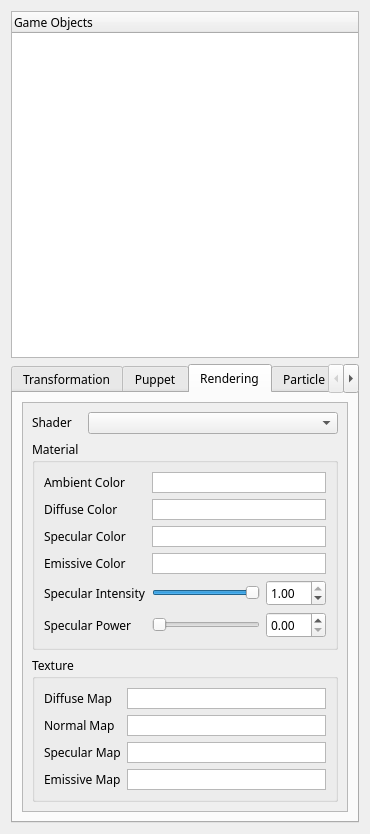
First picture: the form in Source/UI/HierarchyWidget.ui, repository kevinmore/Project-Nebula, before the edit.
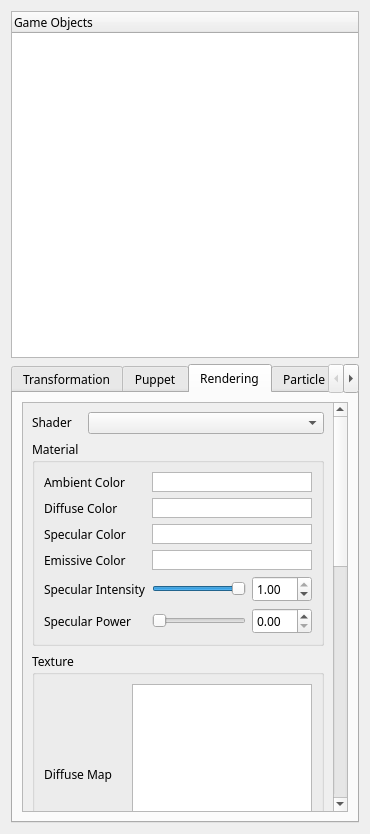
Second picture: the form after the edit. The open tabs and pages were chosen to show the change.

Patch:
```diff
--- a/Source/UI/HierarchyWidget.ui
+++ b/Source/UI/HierarchyWidget.ui
@@ -569,8 +569,8 @@
            <rect>
             <x>0</x>
             <y>0</y>
-            <width>326</width>
-            <height>407</height>
+            <width>309</width>
+            <height>1031</height>
            </rect>
           </property>
           <layout class="QVBoxLayout" name="verticalLayout_16">
@@ -893,15 +893,21 @@
                 <item row="2" column="1">
                  <widget class="QGraphicsView" name="graphicsView_SpecularMapPicker">
                   <property name="sizePolicy">
-                   <sizepolicy hsizetype="Minimum" vsizetype="Minimum">
+                   <sizepolicy hsizetype="Fixed" vsizetype="Fixed">
                     <horstretch>0</horstretch>
                     <verstretch>0</verstretch>
                    </sizepolicy>
                   </property>
                   <property name="minimumSize">
                    <size>
-                    <width>20</width>
-                    <height>20</height>
+                    <width>180</width>
+                    <height>180</height>
+                   </size>
+                  </property>
+                  <property name="maximumSize">
+                   <size>
+                    <width>180</width>
+                    <height>180</height>
                    </size>
                   </property>
                  </widget>
@@ -941,15 +947,21 @@
                 <item row="3" column="1">
                  <widget class="QGraphicsView" name="graphicsView_EmissiveMapPicker">
                   <property name="sizePolicy">
-                   <sizepolicy hsizetype="Minimum" vsizetype="Minimum">
+                   <sizepolicy hsizetype="Fixed" vsizetype="Fixed">
                     <horstretch>0</horstretch>
                     <verstretch>0</verstretch>
                    </sizepolicy>
                   </property>
                   <property name="minimumSize">
                    <size>
-                    <width>20</width>
-                    <height>20</height>
+                    <width>180</width>
+                    <height>180</height>
+                   </size>
+                  </property>
+                  <property name="maximumSize">
+                   <size>
+                    <width>180</width>
+                    <height>180</height>
                    </size>
                   </property>
                  </widget>
@@ -957,15 +969,21 @@
                 <item row="1" column="1">
                  <widget class="QGraphicsView" name="graphicsView_NormalMapPicker">
                   <property name="sizePolicy">
-                   <sizepolicy hsizetype="Minimum" vsizetype="Minimum">
+                   <sizepolicy hsizetype="Fixed" vsizetype="Fixed">
                     <horstretch>0</horstretch>
                     <verstretch>0</verstretch>
                    </sizepolicy>
                   </property>
                   <property name="minimumSize">
                    <size>
-                    <width>20</width>
-                    <height>20</height>
+                    <width>180</width>
+                    <height>180</height>
+                   </size>
+                  </property>
+                  <property name="maximumSize">
+                   <size>
+                    <width>180</width>
+                    <height>180</height>
                    </size>
                   </property>
                  </widget>
@@ -973,15 +991,21 @@
                 <item row="0" column="1">
                  <widget class="QGraphicsView" name="graphicsView_DiffuseMapPicker">
                   <property name="sizePolicy">
-                   <sizepolicy hsizetype="Minimum" vsizetype="Minimum">
+                   <sizepolicy hsizetype="Fixed" vsizetype="Fixed">
                     <horstretch>0</horstretch>
                     <verstretch>0</verstretch>
                    </sizepolicy>
                   </property>
                   <property name="minimumSize">
                    <size>
-                    <width>20</width>
-                    <height>20</height>
+                    <width>180</width>
+                    <height>180</height>
+                   </size>
+                  </property>
+                  <property name="maximumSize">
+                   <size>
+                    <width>180</width>
+                    <height>180</height>
                    </size>
                   </property>
                  </widget>
```
Left out of the diff: 4 changed lines with no effect on the pictures.
